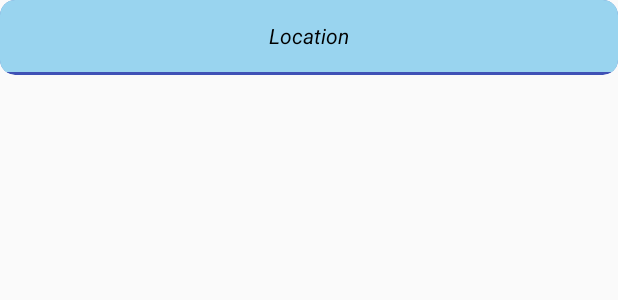
After one commit to JeffKi11er/AppMonkeyKeeping, an Android app: the layout location_suggested.xml on its own in the app's theme, with its tools: preview values and no code run, on a phone screen of 412 x 824 dp. The commit adds this screen. Shown: the top 300 px of the screen. Run offline under Robolectric (Android 15) with nearby library versions, the phone set to English and light mode, and no system bars.

Commit message:
update supported location dialog

```diff
--- /dev/null
+++ b/app/src/main/java/com/example/appmonkeykeeping/remote/LocationInserting.java
@@ -0,0 +1,5 @@
+package com.example.appmonkeykeeping.remote;
+
+public interface LocationInserting {
+    void enterLocation(String locationSuggested);
+}
--- /dev/null
+++ b/app/src/main/res/layout/location_suggested.xml
@@ -0,0 +1,23 @@
+<?xml version="1.0" encoding="utf-8"?>
+<androidx.cardview.widget.CardView xmlns:android="http://schemas.android.com/apk/res/android"
+    android:layout_width="match_parent"
+    android:layout_height="50dp"
+    xmlns:app="http://schemas.android.com/apk/res-auto"
+    android:backgroundTint="#3F51B5"
+    app:cardCornerRadius="10dp">
+    <RelativeLayout
+        android:background="#99D4EF"
+        android:layout_width="match_parent"
+        android:layout_height="match_parent"
+        android:layout_marginBottom="2dp">
+
+        <TextView
+            android:id="@+id/tv_location_saved"
+            android:layout_width="wrap_content"
+            android:layout_height="wrap_content"
+            android:layout_centerInParent="true"
+            android:textColor="@color/black"
+            android:textStyle="italic"
+            android:text="Location" />
+    </RelativeLayout>
+</androidx.cardview.widget.CardView>
```
Also changed, not shown: app/src/main/java/com/example/appmonkeykeeping/MainAmountFragment.java (+21 -3 lines), app/src/main/java/com/example/appmonkeykeeping/SupportActivity.java (+7 -2 lines), app/src/main/java/com/example/appmonkeykeeping/adapter/AdapterSupport.java (+30 -3 lines), app/src/main/java/com/example/appmonkeykeeping/dialog/DialogLocationSuggest.java (added, +77 -0 lines), app/src/main/res/layout/dialog_support_location.xml (added, +22 -0 lines).
